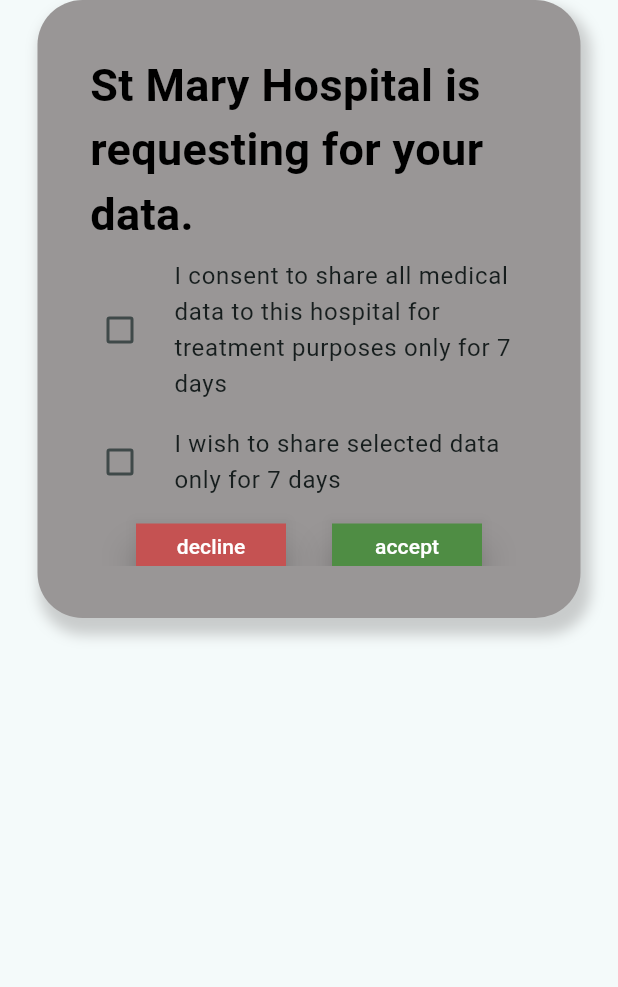
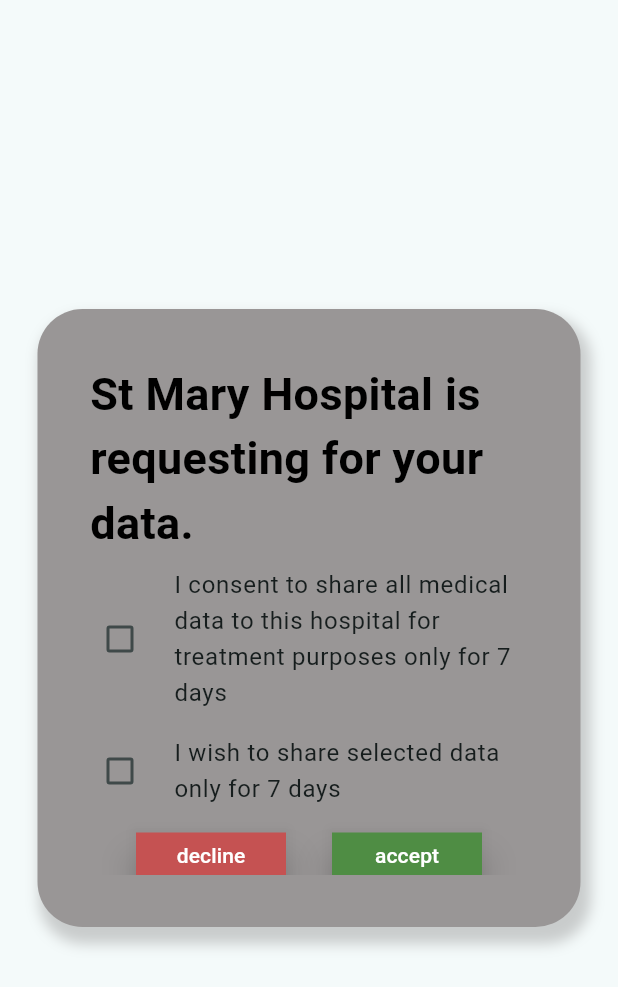
Before and after one commit to S-Pei/Pocket-Patient-Mobile, a Flutter app: the OverlayWidget widget shown alone on an empty page, opened directly, on a phone screen of 412 x 824 dp. Shown: the top 987 px of the screen. Run offline on Flutter 3.47's test engine with Material 2 defaults, Android fonts, the phone set to English and light mode, and no system bars; our stand-ins replace dartx; network calls fail.

Commit message:
center auth ovcerlay

```diff
--- a/lib/pages/authenticationOverlay.dart
+++ b/lib/pages/authenticationOverlay.dart
@@ -35,7 +35,9 @@ class _OverlayState extends State<OverlayWidget> {
       color: Colors.white.withOpacity(0.5),
       child: Center(
         child: Material(child:
-        ColouredBox(colour: bgGrey,
+            Column(
+        mainAxisAlignment: MainAxisAlignment.center,
+        children: [ColouredBox(colour: bgGrey,
           height: MediaQuery.of(context).size.height/2,
           width: MediaQuery.of(context).size.width,
           padding: 35.0,
@@ -98,8 +100,8 @@ class _OverlayState extends State<OverlayWidget> {
                         ]
                     )
                   ])),
+        )]),
         )),
-      ),
     );
   }
 }
```
